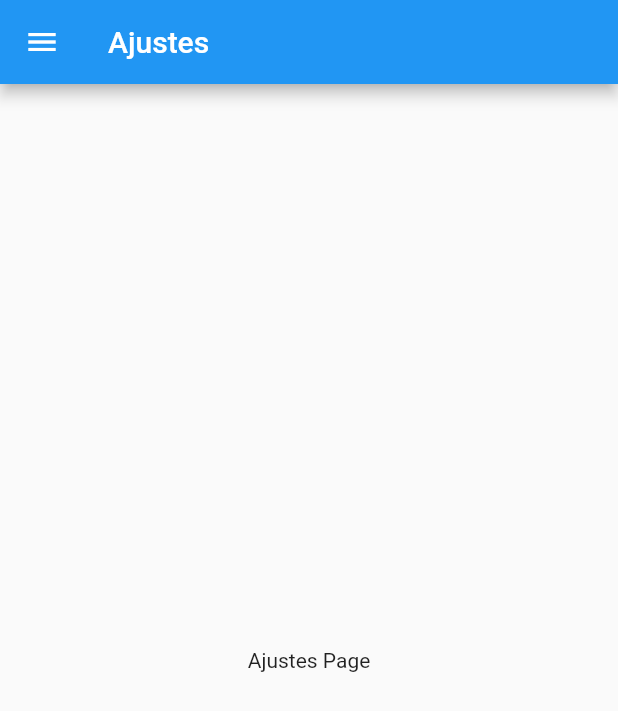
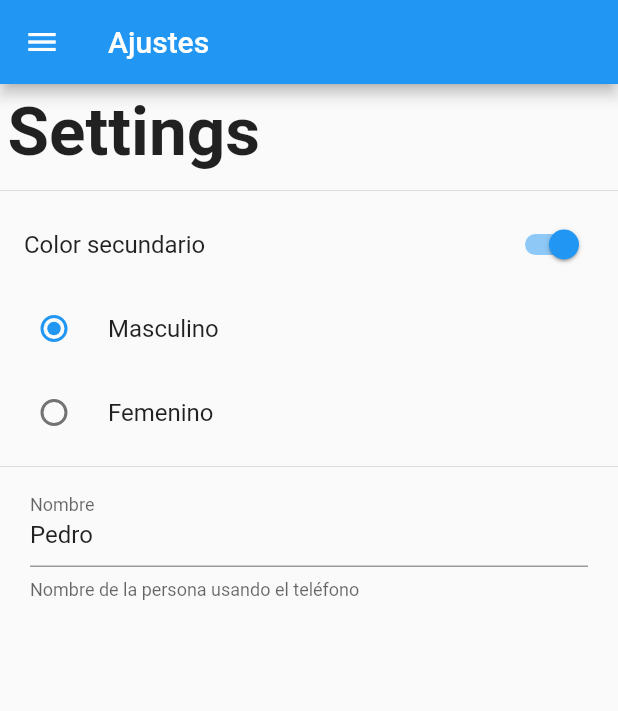
Before and after one commit to Roxmend0509/flutter_curso, a Flutter app: the SettingsPage screen opened by its route, on a phone screen of 412 x 824 dp. Shown: the top 711 px of the screen. Run offline on Flutter 3.47's test engine with Material 2 defaults, Android fonts, the phone set to English and light mode, and no system bars; our stand-ins replace card_swiper, flutter_swiper, google_maps_flutter, shared_preferences, sqflite; missing offline and left inert: flutter_barcode_scanner; accounts and stored records are empty.

```diff
--- a/preferencias_usuario_app/lib/src/pages/settings_page.dart
+++ b/preferencias_usuario_app/lib/src/pages/settings_page.dart
@@ -1,8 +1,39 @@
 import 'package:flutter/material.dart';
 import 'package:preferencias_usuario_app/src/widgets/menu_widget.dart';
+import 'package:shared_preferences/shared_preferences.dart';
 
-class SettingsPage extends StatelessWidget {
+class SettingsPage extends StatefulWidget {
   static final String routeName = 'settings';
+
+  @override
+  State<SettingsPage> createState() => _SettingsPageState();
+}
+
+class _SettingsPageState extends State<SettingsPage> {
+  bool _colorSecundario = true;
+  int _genero = 1;
+  String _nombre = 'Pedro';
+  TextEditingController? _textController;
+
+  @override
+  void initState() {
+    super.initState();
+    _cargarPref();
+    _textController = new TextEditingController(text: _nombre);
+  }
+
+  _cargarPref() async {
+    SharedPreferences prefs = await SharedPreferences.getInstance();
+    _genero = prefs.getInt('genero') ?? 1;
+    setState(() {});
+  }
+
+  _setSelectedRadio(int? valor) async {
+    SharedPreferences prefs = await SharedPreferences.getInstance();
+    await prefs.setInt('genero', valor ?? 1);
+    _genero = valor ?? 1;
+    setState(() {});
+  }
 
   @override
   Widget build(BuildContext context) {
@@ -11,8 +42,45 @@ class SettingsPage extends StatelessWidget {
           title: Text('Ajustes'),
         ),
         drawer: MenuWidget(),
-        body: Center(
-          child: Text('Ajustes Page'),
+        body: ListView(
+          children: <Widget>[
+            Container(
+              padding: EdgeInsets.all(5.0),
+              child: Text('Settings',
+                  style:
+                      TextStyle(fontSize: 45.0, fontWeight: FontWeight.bold)),
+            ),
+            Divider(),
+            SwitchListTile(
+              value: _colorSecundario,
+              title: Text('Color secundario'),
+              onChanged: (value) {
+                _colorSecundario = value;
+                setState(() {});
+              },
+            ),
+            RadioListTile(
+                value: 1,
+                title: Text('Masculino'),
+                groupValue: _genero,
+                onChanged: _setSelectedRadio),
+            RadioListTile(
+                value: 2,
+                title: Text('Femenino'),
+                groupValue: _genero,
+                onChanged: _setSelectedRadio),
+            Divider(),
+            Container(
+              padding: EdgeInsets.symmetric(horizontal: 20.0),
+              child: TextField(
+                controller: _textController,
+                decoration: InputDecoration(
+                    labelText: 'Nombre',
+                    helperText: 'Nombre de la persona usando el teléfono'),
+                onChanged: (value) {},
+              ),
+            ),
+          ],
         ));
   }
 }
--- a/preferencias_usuario_app/pubspec.yaml
+++ b/preferencias_usuario_app/pubspec.yaml
@@ -34,6 +34,7 @@ dependencies:
   # The following adds the Cupertino Icons font to your application.
   # Use with the CupertinoIcons class for iOS style icons.
   cupertino_icons: ^1.0.2
+  shared_preferences: ^2.0.8
 
 dev_dependencies:
   flutter_test:
```
Also changed, not shown: 6 other files.
